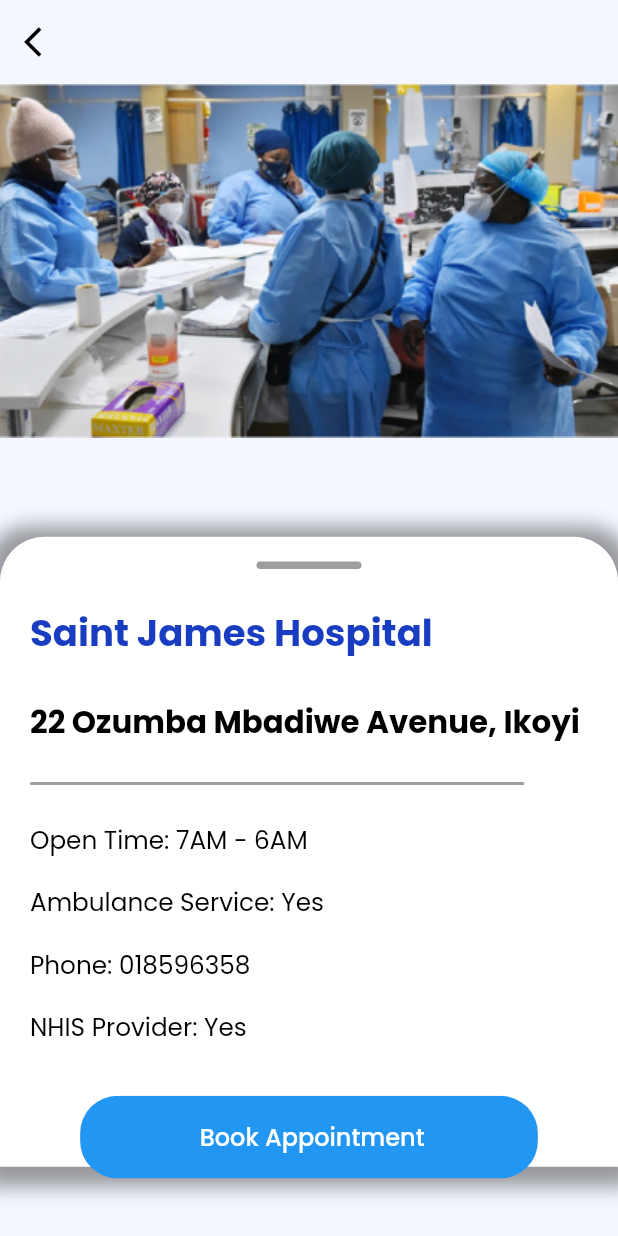
After one commit to tusharhow/ezymedik-app, a Flutter app: the HospitalSearchPage screen opened directly, on a phone screen of 412 x 824 dp. The commit adds this screen. Run offline on Flutter 3.47's test engine with Material 2 defaults, Android fonts, the phone set to English and light mode, and no system bars; our stand-ins replace flutter_svg, google_fonts, modal_bottom_sheet, persistent_bottom_nav_bar.

Commit message:
Initial Done

```diff
--- a/lib/main.dart
+++ b/lib/main.dart
@@ -1,7 +1,7 @@
+import 'package:ezymedik_app/screens/my_appoinments.dart';
 import 'package:flutter/material.dart';
 import 'package:google_fonts/google_fonts.dart';
 import 'screens/main_screen.dart';
-
 
 void main() {
   runApp(const MyApp());
@@ -22,7 +22,7 @@ class MyApp extends StatelessWidget {
       ),
       debugShowCheckedModeBanner: false,
       title: 'EzyMedik App',
-      home: MainScreen(),
+      home: MyAppoinment(),
     );
   }
 }
--- /dev/null
+++ b/lib/screens/hospital_search_result_page.dart
@@ -0,0 +1,173 @@
+import 'package:ezymedik_app/components/reusble_button.dart';
+import 'package:flutter/material.dart';
+import 'package:google_fonts/google_fonts.dart';
+
+import '../constants.dart';
+
+class HospitalSearchPage extends StatelessWidget {
+  const HospitalSearchPage({Key? key}) : super(key: key);
+
+  @override
+  Widget build(BuildContext context) {
+    final _size = MediaQuery.of(context).size;
+    return Scaffold(
+      backgroundColor: Color(0xffF4F7FF),
+      appBar: AppBar(
+        backgroundColor: Color(0xffF4F7FF),
+        elevation: 0,
+        leading: IconButton(
+          icon: Icon(
+            Icons.arrow_back_ios,
+            color: Colors.black,
+          ),
+          onPressed: () => Navigator.pop(context),
+        ),
+      ),
+      body: SingleChildScrollView(
+        child: Column(children: [
+          Image.asset('images/hoss.png'),
+          SizedBox(height: _size.height * 0.08),
+          Container(
+            height: 420,
+            width: _size.width,
+            decoration: BoxDecoration(
+                color: Colors.white,
+                borderRadius: BorderRadius.only(
+                  topLeft: Radius.circular(30),
+                  topRight: Radius.circular(30),
+                ),
+                boxShadow: [
+                  BoxShadow(
+                    color: Colors.black38,
+                    spreadRadius: 10,
+                    blurRadius: 10,
+                    offset: Offset(0, 3), // changes position of shadow
+                  ),
+                ]),
+            child: Column(
+              children: [
+                SizedBox(height: _size.height * 0.02),
+                Container(
+                  height: 5,
+                  width: 70,
+                  decoration: BoxDecoration(
+                    color: Colors.black38,
+                    borderRadius: BorderRadius.circular(30),
+                  ),
+                ),
+                SizedBox(height: _size.height * 0.03),
+                Padding(
+                  padding: const EdgeInsets.symmetric(horizontal: 20),
+                  child: Container(
+                    alignment: Alignment.centerLeft,
+                    child: Text(
+                      'Saint James Hospital',
+                      style: GoogleFonts.poppins(
+                        fontSize: _size.height * 0.030,
+                        fontWeight: FontWeight.bold,
+                        color: defaultColor,
+                      ),
+                    ),
+                  ),
+                ),
+                SizedBox(height: _size.height * 0.03),
+                Padding(
+                  padding: const EdgeInsets.symmetric(horizontal: 20),
+                  child: Container(
+                    alignment: Alignment.centerLeft,
+                    child: Text(
+                      '22 Ozumba Mbadiwe Avenue, Ikoyi',
+                      style: GoogleFonts.poppins(
+                        fontSize: _size.height * 0.025,
+                        fontWeight: FontWeight.bold,
+                        color: Colors.black,
+                      ),
+                    ),
+                  ),
+                ),
+                SizedBox(height: _size.height * 0.03),
+                Padding(
+                  padding: const EdgeInsets.symmetric(horizontal: 20),
+                  child: Container(
+                    alignment: Alignment.centerLeft,
+                    child: Container(
+                      height: 2,
+                      width: _size.width * 0.8,
+                      decoration: BoxDecoration(
+                        color: Colors.black38,
+                        borderRadius: BorderRadius.circular(30),
+                      ),
+                    ),
+                  ),
+                ),
+                SizedBox(height: _size.height * 0.03),
+                Padding(
+                  padding: const EdgeInsets.symmetric(horizontal: 20),
+                  child: Container(
+                    alignment: Alignment.centerLeft,
+                    child: Text(
+                      'Open Time: 7AM - 6AM',
+                      style: GoogleFonts.poppins(
+                        fontSize: _size.height * 0.020,
+                        color: Colors.black,
+                      ),
+                    ),
+                  ),
+                ),
+                SizedBox(height: _size.height * 0.02),
+                Padding(
+                  padding: const EdgeInsets.symmetric(horizontal: 20),
+                  child: Container(
+                    alignment: Alignment.centerLeft,
+                    child: Text(
+                      'Ambulance Service: Yes',
+                      style: GoogleFonts.poppins(
+                        fontSize: _size.height * 0.020,
+                        color: Colors.black,
+                      ),
+                    ),
+                  ),
+                ),
+                SizedBox(height: _size.height * 0.02),
+                Padding(
+                  padding: const EdgeInsets.symmetric(horizontal: 20),
+                  child: Container(
+                    alignment: Alignment.centerLeft,
+                    child: Text(
+                      'Phone: 018596358',
+                      style: GoogleFonts.poppins(
+                        fontSize: _size.height * 0.020,
+                        color: Colors.black,
+                      ),
+                    ),
+                  ),
+                ),
+                SizedBox(height: _size.height * 0.02),
+                Padding(
+                  padding: const EdgeInsets.symmetric(horizontal: 20),
+                  child: Container(
+                    alignment: Alignment.centerLeft,
+                    child: Text(
+                      'NHIS Provider: Yes',
+                      style: GoogleFonts.poppins(
+                        fontSize: _size.height * 0.020,
+                        color: Colors.black,
+                      ),
+                    ),
+                  ),
+                ),
+                SizedBox(height: _size.height * 0.04),
+                ReusablePrimaryButton(
+                    childText: ' Book Appointment',
+                    buttonColor: Colors.blue,
+                    textColor: Colors.white,
+                    onPressed: () {}),
+                SizedBox(height: _size.height * 0.02),
+              ],
+            ),
+          )
+        ]),
+      ),
+    );
+  }
+}
```
Also changed, not shown: lib/screens/find_hospital.dart (+8 -1 lines), lib/screens/my_appoinment_confirmation.dart (added, +169 -0 lines), lib/screens/my_appoinment_confirmation_second.dart (added, +113 -0 lines), lib/screens/my_appoinment_second.dart (added, +120 -0 lines), lib/screens/my_appoinments.dart (+17 -10 lines), images/hoss.png (added), images/image.png (added), images/li.png (added).
